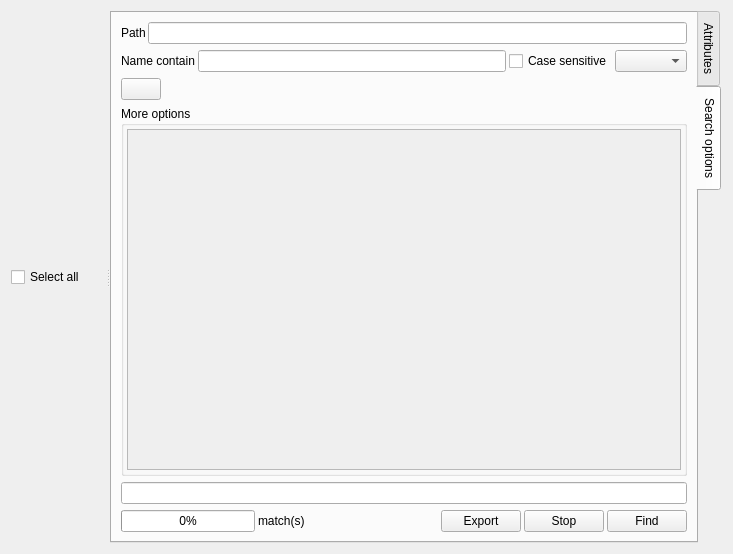
The window that ui/gui/resources/search.ui (halbbob/dff) describes before a commit, drawn with Qt 5.
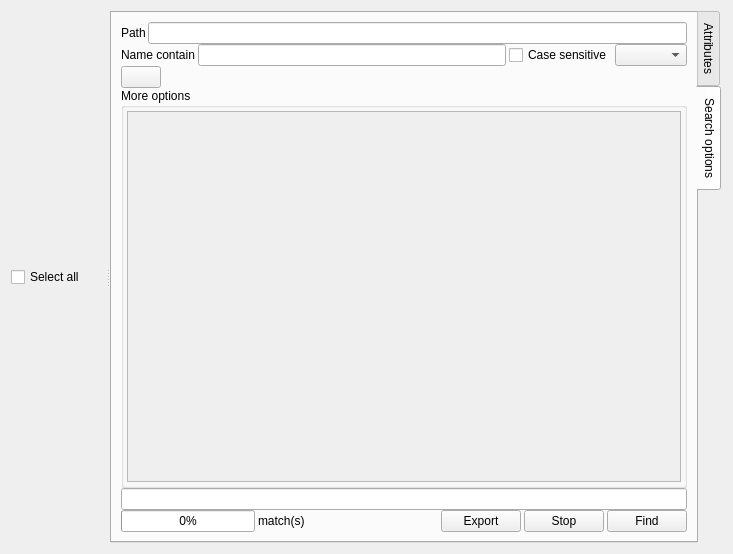
The same window after the commit. Icons and pictures are not drawn.

The edit to the form file:
```diff
--- a/ui/gui/resources/search.ui
+++ b/ui/gui/resources/search.ui
@@ -64,6 +64,9 @@
        <layout class="QVBoxLayout" name="verticalLayout_4">
         <item>
          <layout class="QVBoxLayout" name="verticalLayout_2">
+          <property name="spacing">
+           <number>0</number>
+          </property>
           <item>
            <layout class="QHBoxLayout" name="horizontalLayout_4">
             <property name="spacing">
@@ -162,7 +165,7 @@
                   <x>0</x>
                   <y>0</y>
                   <width>525</width>
-                  <height>309</height>
+                  <height>339</height>
                  </rect>
                 </property>
                 <layout class="QVBoxLayout" name="verticalLayout">
```
Left out of the diff: 21 changed lines with no effect on the pictures.
